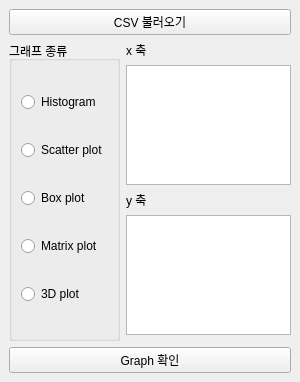
First picture: the form in _uiFiles/main.ui, repository electricline/pyqtVisual, before the edit.
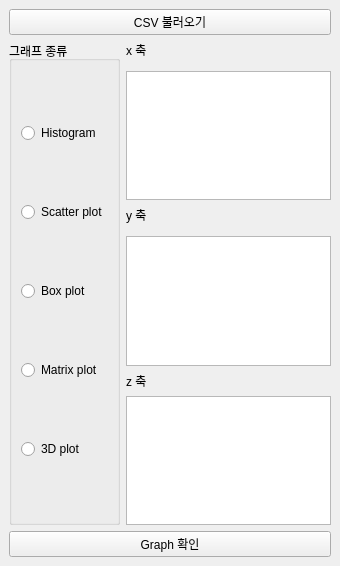
Second picture: the form after the edit.

What changed in the file:
```diff
--- a/_uiFiles/main.ui
+++ b/_uiFiles/main.ui
@@ -6,8 +6,8 @@
    <rect>
     <x>0</x>
     <y>0</y>
-    <width>300</width>
-    <height>382</height>
+    <width>340</width>
+    <height>566</height>
    </rect>
   </property>
   <property name="minimumSize">
@@ -21,20 +21,7 @@
   </property>
   <widget class="QWidget" name="centralwidget">
    <layout class="QGridLayout" name="gridLayout">
-    <item row="6" column="0" colspan="2">
-     <widget class="QPushButton" name="graphButton">
-      <property name="styleSheet">
-       <string notr="true">font: 9pt &quot;Yoon 윤고딕 550_TT&quot;;</string>
-      </property>
-      <property name="text">
-       <string>Graph 확인</string>
-      </property>
-     </widget>
-    </item>
-    <item row="4" column="1">
-     <widget class="QListWidget" name="yListWidget"/>
-    </item>
-    <item row="1" column="0" rowspan="5">
+    <item row="1" column="0" rowspan="8">
      <widget class="QGroupBox" name="groupBox">
       <property name="styleSheet">
        <string notr="true">font: 9pt &quot;Yoon 윤고딕 550_TT&quot;;</string>
@@ -81,26 +68,6 @@
       </layout>
      </widget>
     </item>
-    <item row="3" column="1">
-     <widget class="QLabel" name="yLabel">
-      <property name="styleSheet">
-       <string notr="true">font: 9pt &quot;Yoon 윤고딕 550_TT&quot;;</string>
-      </property>
-      <property name="text">
-       <string>y 축</string>
-      </property>
-     </widget>
-    </item>
-    <item row="0" column="0" colspan="2">
-     <widget class="QPushButton" name="csvButton">
-      <property name="styleSheet">
-       <string notr="true">font: 9pt &quot;Yoon 윤고딕 550_TT&quot;;</string>
-      </property>
-      <property name="text">
-       <string>CSV 불러오기</string>
-      </property>
-     </widget>
-    </item>
     <item row="1" column="1">
      <widget class="QLabel" name="xLabel">
       <property name="minimumSize">
@@ -117,9 +84,55 @@
       </property>
      </widget>
     </item>
-    <item row="2" column="1">
+    <item row="3" column="1">
      <widget class="QListWidget" name="xListWidget"/>
     </item>
+    <item row="4" column="1">
+     <widget class="QLabel" name="yLabel">
+      <property name="styleSheet">
+       <string notr="true">font: 9pt &quot;Yoon 윤고딕 550_TT&quot;;</string>
+      </property>
+      <property name="text">
+       <string>y 축</string>
+      </property>
+     </widget>
+    </item>
+    <item row="9" column="0" colspan="2">
+     <widget class="QPushButton" name="graphButton">
+      <property name="styleSheet">
+       <string notr="true">font: 9pt &quot;Yoon 윤고딕 550_TT&quot;;</string>
+      </property>
+      <property name="text">
+       <string>Graph 확인</string>
+      </property>
+     </widget>
+    </item>
+    <item row="0" column="0" colspan="2">
+     <widget class="QPushButton" name="csvButton">
+      <property name="styleSheet">
+       <string notr="true">font: 9pt &quot;Yoon 윤고딕 550_TT&quot;;</string>
+      </property>
+      <property name="text">
+       <string>CSV 불러오기</string>
+      </property>
+     </widget>
+    </item>
+    <item row="6" column="1">
+     <widget class="QListWidget" name="yListWidget"/>
+    </item>
+    <item row="8" column="1">
+     <widget class="QListWidget" name="zListWidget"/>
+    </item>
+    <item row="7" column="1">
+     <widget class="QLabel" name="zLabel">
+      <property name="styleSheet">
+       <string notr="true">font: 9pt &quot;Yoon 윤고딕 550_TT&quot;;</string>
+      </property>
+      <property name="text">
+       <string>z 축</string>
+      </property>
+     </widget>
+    </item>
    </layout>
   </widget>
  </widget>
```
